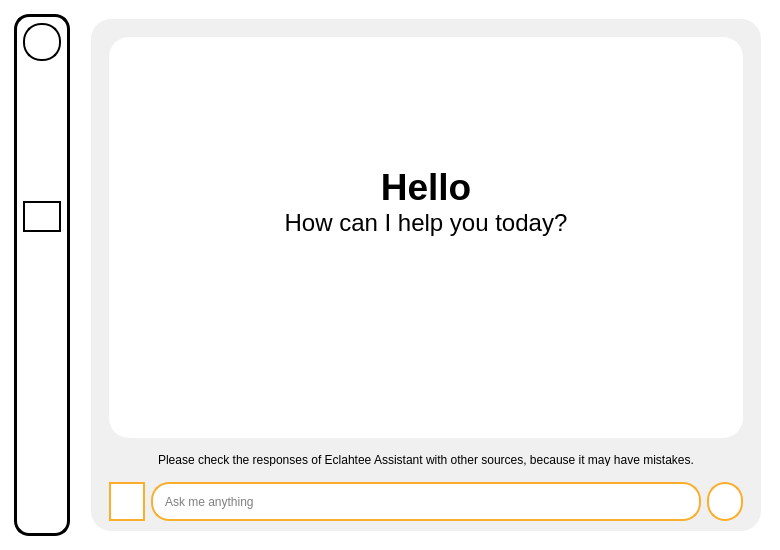
Before: the Qt Designer form SPCK/GUI/Chat.ui in MaiNgocChau9/Python-App-A-, drawn with Qt 5.
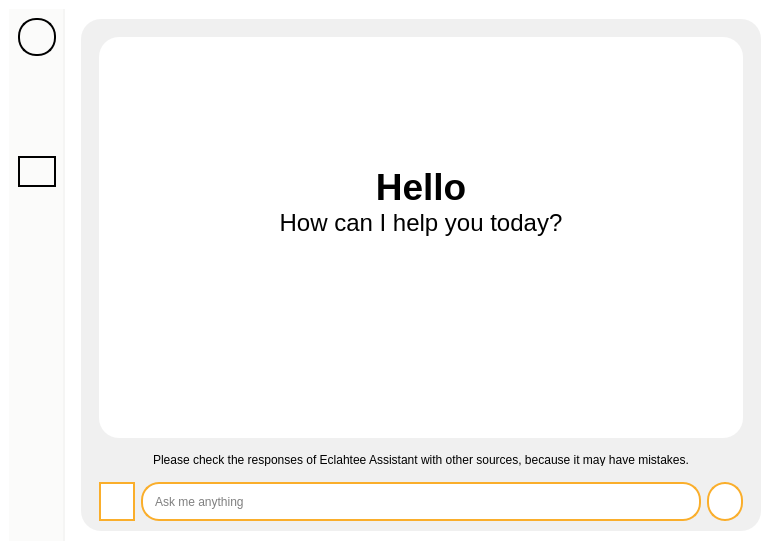
After: the same form once the commit is applied. Icons and pictures are not drawn.

Patch:
```diff
--- a/SPCK/GUI/Chat.ui
+++ b/SPCK/GUI/Chat.ui
@@ -37,12 +37,11 @@
     <item>
      <widget class="QWidget" name="widget" native="true">
       <property name="styleSheet">
-       <string notr="true">max-width: 50px;
-background-color: white;
-border-radius: 15px;
-border: 3px solid black;
+       <string notr="true">max-width: 54px;
+background-color: #FBFBFA;
+border-right: 2px solid #F5F5F4;
 padding: 0px;
-margin: 5px;</string>
+margin: 0px;</string>
       </property>
       <layout class="QVBoxLayout" name="verticalLayout_2">
        <item>
@@ -98,7 +97,7 @@
          <property name="styleSheet">
           <string notr="true">QLabel{
 	max-height: 22px;
-	border: 2px solid white;
+	border: 2px solid #FBFBFA;
 	padding: 6px;
 	border-radius: 18px;
 }
@@ -136,7 +135,7 @@
          <property name="styleSheet">
           <string notr="true">QLabel{
 	max-height: 22px;
-	border: 2px solid white;
+	border: 2px solid #FBFBFA;
 	padding: 6px;
 	border-radius: 18px;
 }
@@ -216,7 +215,7 @@
          <property name="styleSheet">
           <string notr="true">QLabel{
 	max-height: 22px;
-	border: 2px solid white;
+	border: 2px solid #FBFBFA;
 	padding: 6px;
 	border-radius: 18px;
 }
@@ -254,7 +253,7 @@
          <property name="styleSheet">
           <string notr="true">QLabel{
 	max-height: 22px;
-	border: 2px solid white;
+	border: 2px solid #FBFBFA;
 	padding: 6px;
 	border-radius: 18px;
 }
```
